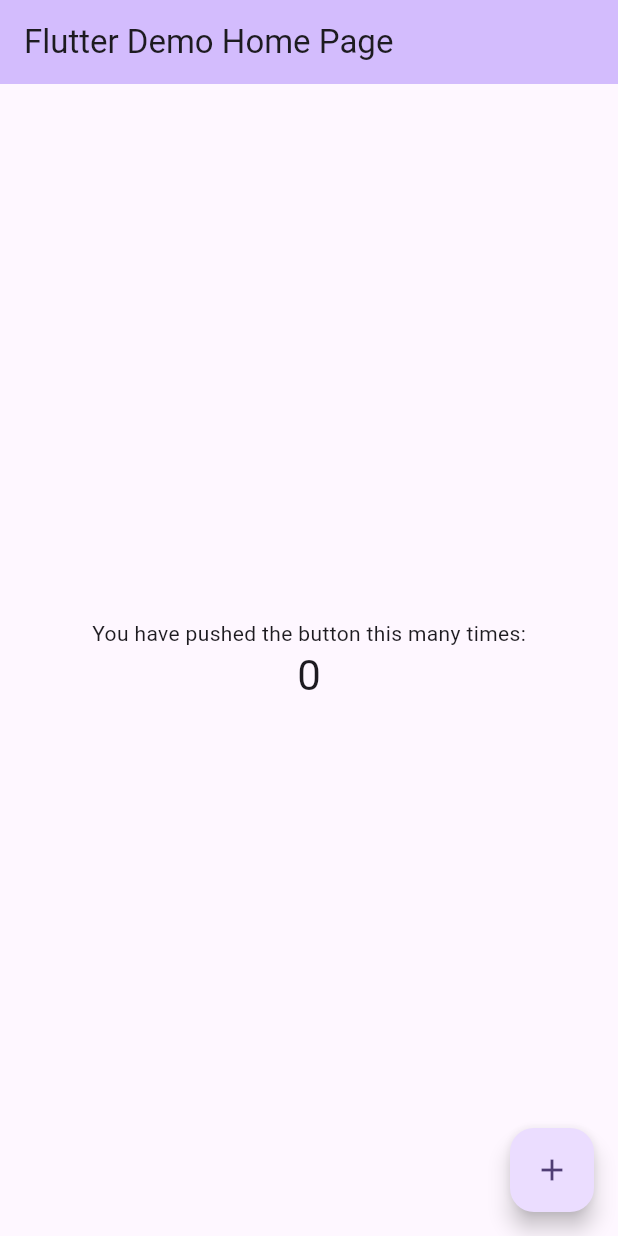
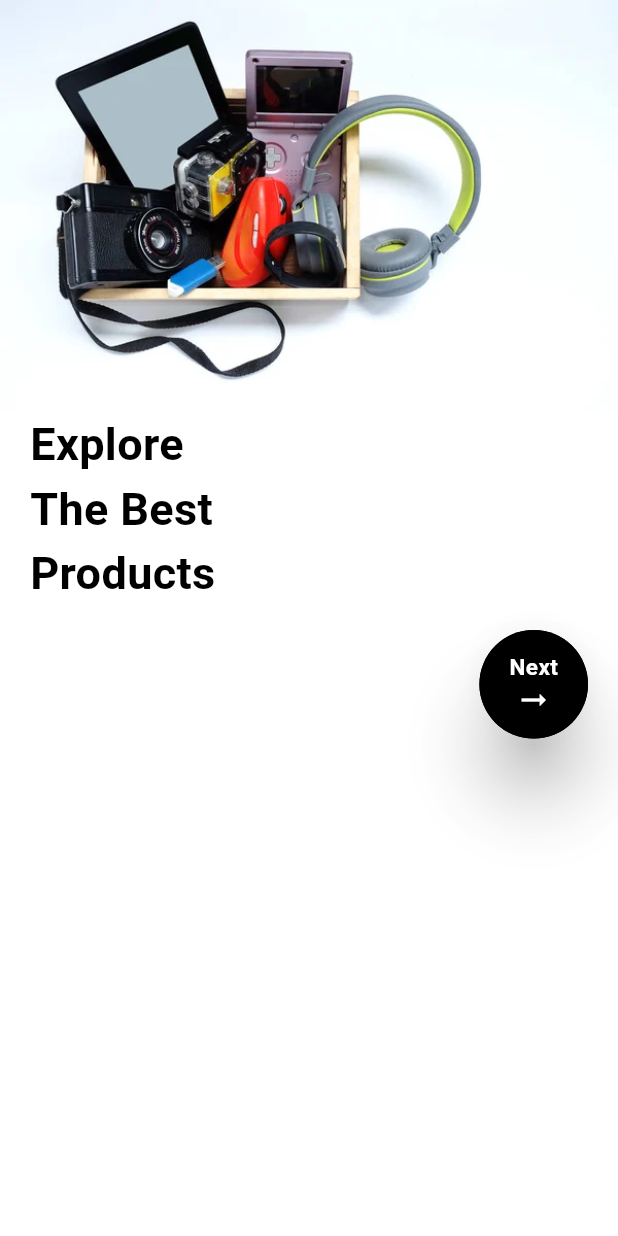
Before and after one commit to AvijitDasAvi/Shopping-App, a Flutter app: the screen it shows after launch, on a phone screen of 412 x 824 dp. Run offline on Flutter 3.47's test engine with Material 3 defaults, Android fonts, the phone set to English and light mode, and no system bars.

Commit message:
Complete onboarding page

```diff
--- a/analysis_options.yaml
+++ b/analysis_options.yaml
@@ -21,6 +21,8 @@ linter:
   # `// ignore_for_file: name_of_lint` syntax on the line or in the file
   # producing the lint.
   rules:
+    prefer_const_constructors: false
+    prefer_const_literals_to_create_immutables: false
     # avoid_print: false  # Uncomment to disable the `avoid_print` rule
     # prefer_single_quotes: true  # Uncomment to enable the `prefer_single_quotes` rule
 
--- a/lib/main.dart
+++ b/lib/main.dart
@@ -1,125 +1,18 @@
 import 'package:flutter/material.dart';
+import 'package:shopping_app/pages/onboarding_page.dart';
 
 void main() {
-  runApp(const MyApp());
+  runApp(MyApp());
 }
 
 class MyApp extends StatelessWidget {
   const MyApp({super.key});
 
-  // This widget is the root of your application.
   @override
   Widget build(BuildContext context) {
     return MaterialApp(
-      title: 'Flutter Demo',
-      theme: ThemeData(
-        // This is the theme of your application.
-        //
-        // TRY THIS: Try running your application with "flutter run". You'll see
-        // the application has a purple toolbar. Then, without quitting the app,
-        // try changing the seedColor in the colorScheme below to Colors.green
-        // and then invoke "hot reload" (save your changes or press the "hot
-        // reload" button in a Flutter-supported IDE, or press "r" if you used
-        // the command line to start the app).
-        //
-        // Notice that the counter didn't reset back to zero; the application
-        // state is not lost during the reload. To reset the state, use hot
-        // restart instead.
-        //
-        // This works for code too, not just values: Most code changes can be
-        // tested with just a hot reload.
-        colorScheme: ColorScheme.fromSeed(seedColor: Colors.deepPurple),
-        useMaterial3: true,
-      ),
-      home: const MyHomePage(title: 'Flutter Demo Home Page'),
+      debugShowCheckedModeBanner: false,
+      home: OnboardingPage(),
     );
   }
 }
-
-class MyHomePage extends StatefulWidget {
-  const MyHomePage({super.key, required this.title});
-
-  // This widget is the home page of your application. It is stateful, meaning
-  // that it has a State object (defined below) that contains fields that affect
-  // how it looks.
-
-  // This class is the configuration for the state. It holds the values (in this
-  // case the title) provided by the parent (in this case the App widget) and
-  // used by the build method of the State. Fields in a Widget subclass are
-  // always marked "final".
-
-  final String title;
-
-  @override
-  State<MyHomePage> createState() => _MyHomePageState();
-}
-
-class _MyHomePageState extends State<MyHomePage> {
-  int _counter = 0;
-
-  void _incrementCounter() {
-    setState(() {
-      // This call to setState tells the Flutter framework that something has
-      // changed in this State, which causes it to rerun the build method below
-      // so that the display can reflect the updated values. If we changed
-      // _counter without calling setState(), then the build method would not be
-      // called again, and so nothing would appear to happen.
-      _counter++;
-    });
-  }
-
-  @override
-  Widget build(BuildContext context) {
-    // This method is rerun every time setState is called, for instance as done
-    // by the _incrementCounter method above.
-    //
-    // The Flutter framework has been optimized to make rerunning build methods
-    // fast, so that you can just rebuild anything that needs updating rather
-    // than having to individually change instances of widgets.
-    return Scaffold(
-      appBar: AppBar(
-        // TRY THIS: Try changing the color here to a specific color (to
-        // Colors.amber, perhaps?) and trigger a hot reload to see the AppBar
-        // change color while the other colors stay the same.
-        backgroundColor: Theme.of(context).colorScheme.inversePrimary,
-        // Here we take the value from the MyHomePage object that was created by
-        // the App.build method, and use it to set our appbar title.
-        title: Text(widget.title),
-      ),
-      body: Center(
-        // Center is a layout widget. It takes a single child and positions it
-        // in the middle of the parent.
-        child: Column(
-          // Column is also a layout widget. It takes a list of children and
-          // arranges them vertically. By default, it sizes itself to fit its
-          // children horizontally, and tries to be as tall as its parent.
-          //
-          // Column has various properties to control how it sizes itself and
-          // how it positions its children. Here we use mainAxisAlignment to
-          // center the children vertically; the main axis here is the vertical
-          // axis because Columns are vertical (the cross axis would be
-          // horizontal).
-          //
-          // TRY THIS: Invoke "debug painting" (choose the "Toggle Debug Paint"
-          // action in the IDE, or press "p" in the console), to see the
-          // wireframe for each widget.
-          mainAxisAlignment: MainAxisAlignment.center,
-          children: <Widget>[
-            const Text(
-              'You have pushed the button this many times:',
-            ),
-            Text(
-              '$_counter',
-              style: Theme.of(context).textTheme.headlineMedium,
-            ),
-          ],
-        ),
-      ),
-      floatingActionButton: FloatingActionButton(
-        onPressed: _incrementCounter,
-        tooltip: 'Increment',
-        child: const Icon(Icons.add),
-      ), // This trailing comma makes auto-formatting nicer for build methods.
-    );
-  }
-}
--- /dev/null
+++ b/lib/pages/home_page.dart
@@ -0,0 +1,18 @@
+import 'package:flutter/material.dart';
+
+class HomePage extends StatefulWidget {
+  const HomePage({super.key});
+
+  @override
+  State<HomePage> createState() => _HomePageState();
+}
+
+class _HomePageState extends State<HomePage> {
+  @override
+  Widget build(BuildContext context) {
+    return Scaffold(
+      backgroundColor: Colors.amber,
+      body: Container(),
+    );
+  }
+}
--- /dev/null
+++ b/lib/pages/onboarding_page.dart
@@ -0,0 +1,82 @@
+import 'package:flutter/material.dart';
+import 'package:shopping_app/pages/home_page.dart';
+
+class OnboardingPage extends StatefulWidget {
+  const OnboardingPage({super.key});
+
+  @override
+  State<OnboardingPage> createState() => _OnboardingPageState();
+}
+
+class _OnboardingPageState extends State<OnboardingPage> {
+  @override
+  Widget build(BuildContext context) {
+    return Scaffold(
+      backgroundColor: Color.fromARGB(199, 255, 255, 255),
+      body: Column(
+        crossAxisAlignment: CrossAxisAlignment.start,
+        children: [
+          Image.asset(
+            "assets/images/gadgets.jpg",
+          ),
+          Container(
+            margin: EdgeInsets.symmetric(horizontal: 20.0),
+            child: Column(
+              crossAxisAlignment: CrossAxisAlignment.start,
+              children: [
+                Text(
+                  "Explore\nThe Best\nProducts",
+                  style: TextStyle(
+                    color: Colors.black,
+                    fontSize: 30.0,
+                    fontWeight: FontWeight.bold,
+                  ),
+                ),
+                SizedBox(
+                  height: 10.0,
+                ),
+                GestureDetector(
+                  onTap: () {
+                    Navigator.push(context,
+                        MaterialPageRoute(builder: (context) => HomePage()));
+                  },
+                  child: Row(
+                    mainAxisAlignment: MainAxisAlignment.end,
+                    children: [
+                      Material(
+                        elevation: 20.0,
+                        color: Colors.black,
+                        shape: CircleBorder(),
+                        child: Container(
+                          padding: EdgeInsets.all(20.0),
+                          decoration: BoxDecoration(
+                              color: Colors.black, shape: BoxShape.circle),
+                          child: Column(
+                            children: [
+                              Text(
+                                "Next",
+                                style: TextStyle(
+                                  color: Colors.white,
+                                  fontWeight: FontWeight.bold,
+                                  fontSize: 15.0,
+                                ),
+                              ),
+                              Icon(
+                                Icons.arrow_right_alt,
+                                color: Colors.white,
+                              )
+                            ],
+                          ),
+                        ),
+                      ),
+                    ],
+                  ),
+                ),
+              ],
+            ),
+          )
+        ],
+      ),
+    );
+  }
+}
--- a/pubspec.yaml
+++ b/pubspec.yaml
@@ -59,8 +59,8 @@ flutter:
   uses-material-design: true
 
   # To add assets to your application, add an assets section, like this:
-  # assets:
-  #   - images/a_dot_burr.jpeg
+  assets:
+    - assets/images/
   #   - images/a_dot_ham.jpeg
 
   # An image asset can refer to one or more resolution-specific "variants", see
```
Also changed, not shown: assets/images/gadgets.jpg (added), assets/images/headphone.jpg (added).
